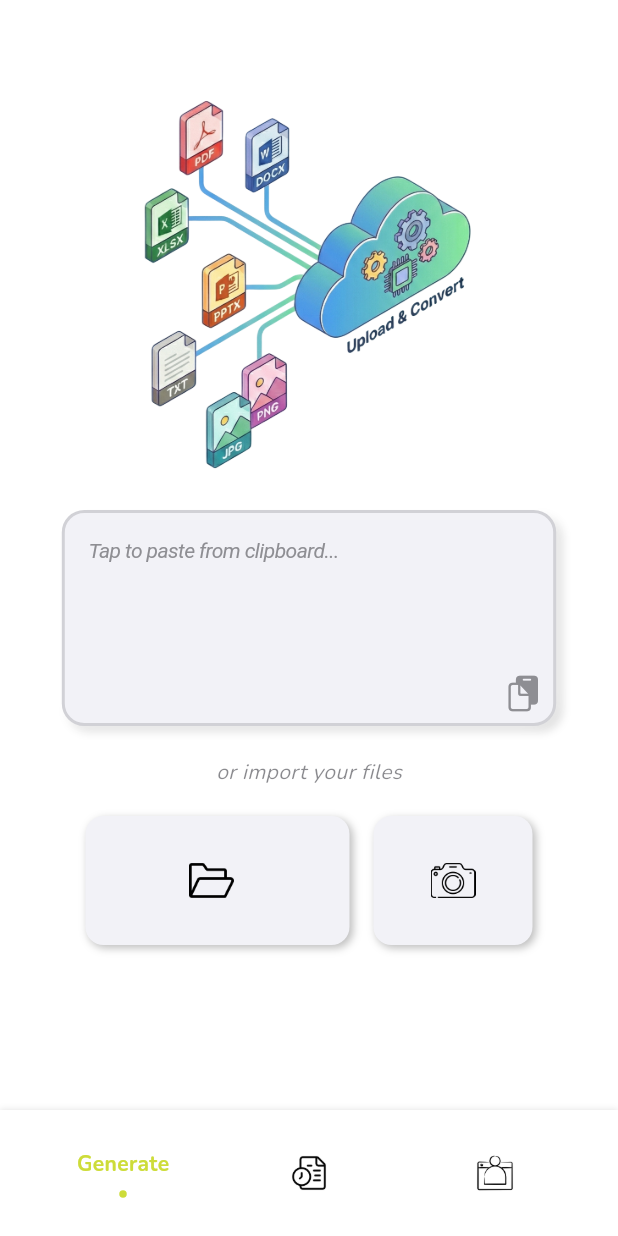
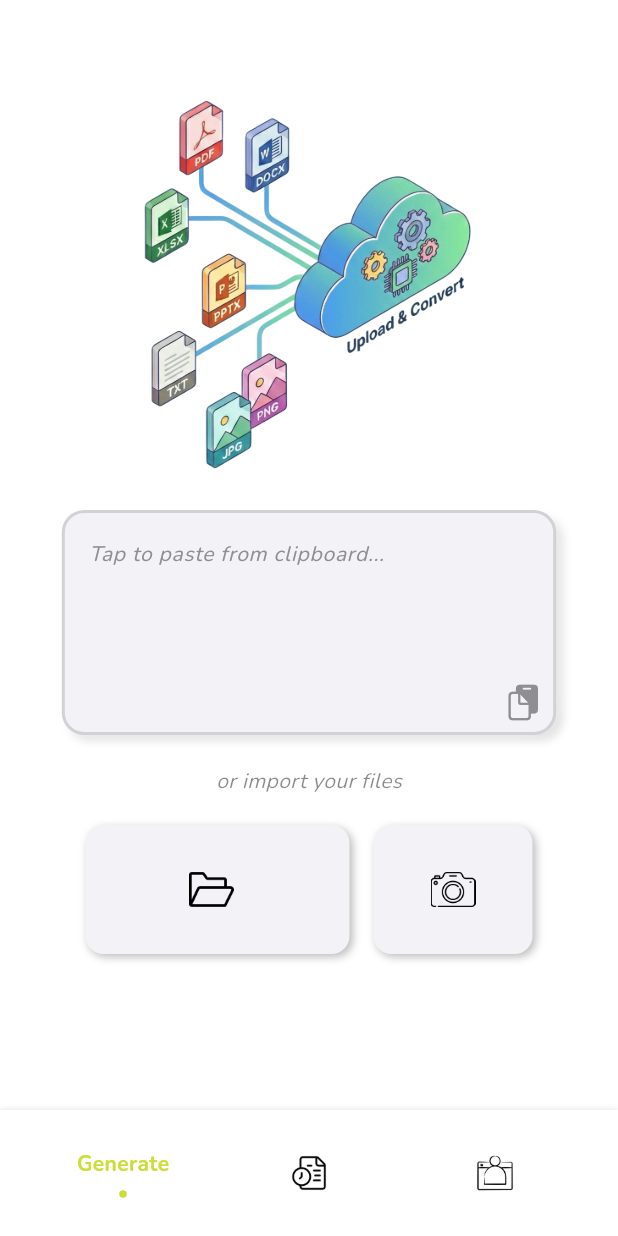
Before and after one commit to kardelenkeles/ui-quiz, a Flutter app: the screen it shows once a user with an empty profile is signed in, on a phone screen of 412 x 824 dp. Run offline on Flutter 3.47's test engine with Material 3 defaults, Android fonts, the phone set to English and light mode, and no system bars; drawn by our look-alikes of flashy_tab_bar2, keyboard_dismisser; our stand-ins replace cloud_firestore, device_info_plus, file_picker, firebase_auth, firebase_core, google_sign_in and 5 more; missing offline and left inert: add_to_cart_animation, animated_button, flutter_pdf_text, linear_progress_bar, purchases_flutter; accounts and stored records are empty; project files that could hold a hidden picture were left out.

Commit message:
feat: replace CupertinoTextField with TextField for improved clipboard functionality and styling

```diff
--- a/lib/screens/quiz/quiz_generator.dart
+++ b/lib/screens/quiz/quiz_generator.dart
@@ -350,25 +350,10 @@ class _QuizGeneratorViewState extends State<_QuizGeneratorView> {
                                 width: MediaQuery.of(context).size.width * 0.8,
                                 child: Stack(
                                   children: [
-                                    CupertinoTextField(
-                                      controller: _textController,
-                                      readOnly:
-                                          _selectedFile != null ||
-                                          _capturedPhotos.isNotEmpty,
-                                      placeholder:
-                                          'Tap to paste from clipboard...',
-                                      placeholderStyle: const TextStyle(
-                                        color: CupertinoColors.systemGrey,
-                                        fontSize: 14,
-                                        fontStyle: FontStyle.italic,
-                                      ),
-                                      maxLines: 10,
-                                      expands: false,
-                                      minLines: 6,
-                                      padding: const EdgeInsets.all(16),
-                                      style: const TextStyle(
-                                        fontSize: 15,
-                                        color: CupertinoColors.black,
+                                    Container(
+                                      constraints: BoxConstraints(
+                                        minHeight: 150,
+                                        maxHeight: 200,
                                       ),
                                       decoration: BoxDecoration(
                                         color: _textHasContent
@@ -394,7 +379,31 @@ class _QuizGeneratorViewState extends State<_QuizGeneratorView> {
                                           width: 2.0,
                                         ),
                                       ),
-                                      scrollController: ScrollController(),
+                                      child: TextField(
+                                        controller: _textController,
+                                        readOnly:
+                                            _selectedFile != null ||
+                                            _capturedPhotos.isNotEmpty,
+                                        maxLines: null,
+                                        decoration: InputDecoration(
+                                          hintText:
+                                              'Tap to paste from clipboard...',
+                                          hintStyle: const TextStyle(
+                                            color: CupertinoColors.systemGrey,
+                                            fontSize: 14,
+                                            fontStyle: FontStyle.italic,
+                                            fontFamily: 'Nunito',
+                                          ),
+                                          border: InputBorder.none,
+                                          contentPadding: const EdgeInsets.all(
+                                            16,
+                                          ),
+                                        ),
+                                        style: const TextStyle(
+                                          fontSize: 15,
+                                          color: CupertinoColors.black,
+                                          fontFamily: 'Nunito',
+                                        ),
                                         onTap: () async {
                                           if (_selectedFile != null ||
                                               _capturedPhotos.isNotEmpty)
@@ -411,6 +420,7 @@ class _QuizGeneratorViewState extends State<_QuizGeneratorView> {
                                             });
                                           }
                                         },
+                                      ),
                                     ),
                                     Positioned(
                                       right: 10,
```
Lines whose indentation alone changed are shown as unchanged.
